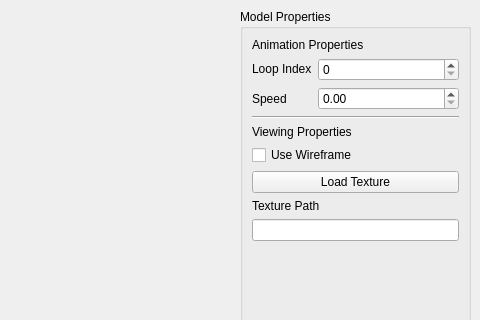
This is RetroEDv2/tools/modelmanager.ui in RSDKModding/RetroED as Qt 5 draws it before an edit; both pictures show x 389 to 869 and y 0 to 320 of the 869 by 447 pixel window. The edited form follows.
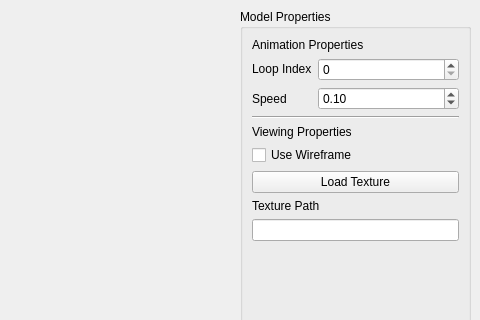
This is the edited form. Icons and pictures are not drawn.

The edit to the form file:
```diff
--- a/RetroEDv2/tools/modelmanager.ui
+++ b/RetroEDv2/tools/modelmanager.ui
@@ -419,6 +419,9 @@
         <property name="singleStep">
          <double>0.010000000000000</double>
         </property>
+        <property name="value">
+         <double>0.100000000000000</double>
+        </property>
        </widget>
       </item>
       <item row="7" column="0" colspan="2">
```
